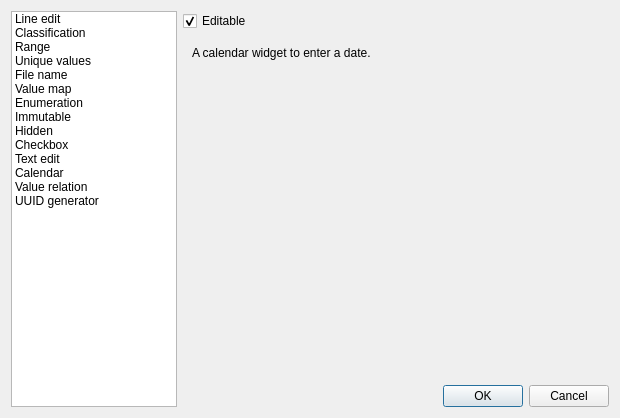
Above: src/ui/qgsattributetypeedit.ui from qgis/QGIS before the change. Below: the same form after it.
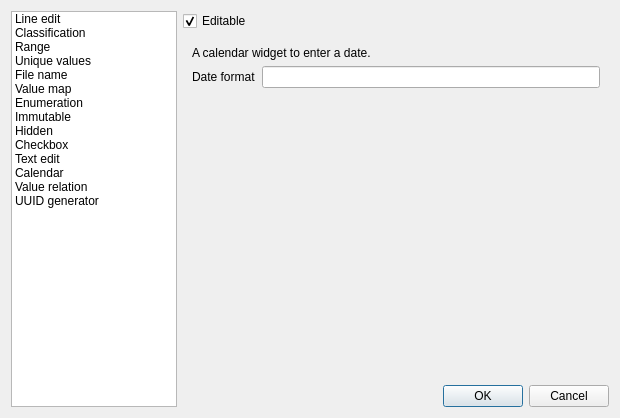
That is the form after the change. The open tabs and pages were chosen to show the change.

Commit message: [FEATURE] attribute editing extension - allow resetting of fields to NULL by button - use user defined date formats in forms, identify results and attribute table - add support for date type in postgres provider

What changed in the file:
```diff
--- a/src/ui/qgsattributetypeedit.ui
+++ b/src/ui/qgsattributetypeedit.ui
@@ -504,15 +504,8 @@
       </layout>
      </widget>
      <widget class="QWidget" name="calendarPage">
-      <layout class="QVBoxLayout" name="verticalLayout_6">
-       <item>
-        <widget class="QLabel" name="label_4">
-         <property name="text">
-          <string>A calendar widget to enter a date.</string>
-         </property>
-        </widget>
-       </item>
-       <item>
+      <layout class="QGridLayout" name="gridLayout_5">
+       <item row="3" column="1">
         <spacer name="verticalSpacer_9">
          <property name="orientation">
           <enum>Qt::Vertical</enum>
@@ -525,6 +518,23 @@
          </property>
         </spacer>
        </item>
+       <item row="2" column="0">
+        <widget class="QLabel" name="label_10">
+         <property name="text">
+          <string>Date format</string>
+         </property>
+        </widget>
+       </item>
+       <item row="0" column="0" colspan="2">
+        <widget class="QLabel" name="label_4">
+         <property name="text">
+          <string>A calendar widget to enter a date.</string>
+         </property>
+        </widget>
+       </item>
+       <item row="2" column="1">
+        <widget class="QLineEdit" name="leDateFormat"/>
+       </item>
       </layout>
      </widget>
      <widget class="QWidget" name="valueRelationPage">
```
The commit also changes 15 other files.
